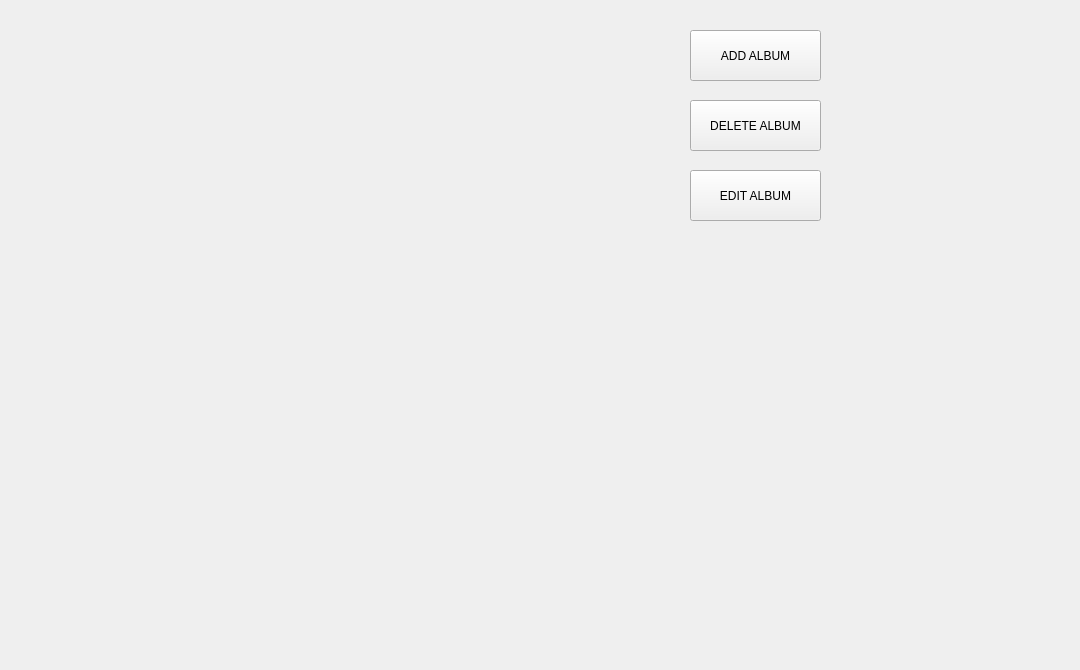
Qt form Code/GUI/Albums/albums_page.ui (salamandarin/Music-Manager) before a commit.
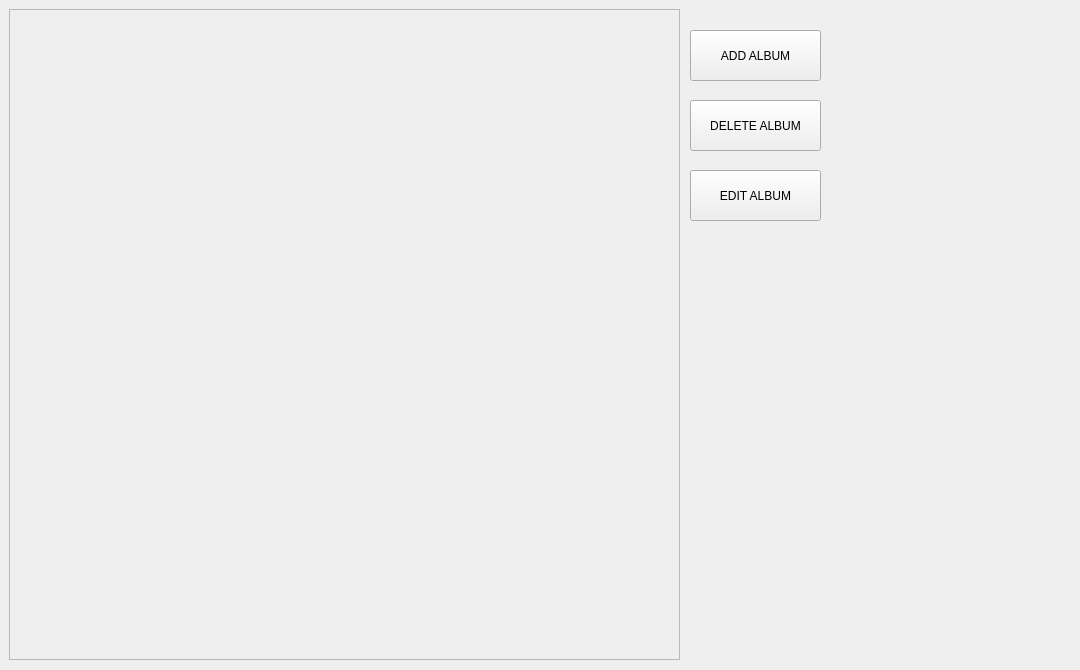
The same form after that commit. Icons and pictures are not drawn.

Commit message: started albums page

```diff
--- a/Code/GUI/Albums/albums_page.ui
+++ b/Code/GUI/Albums/albums_page.ui
@@ -524,6 +524,30 @@
     <string>EDIT ALBUM</string>
    </property>
   </widget>
+  <widget class="QScrollArea" name="scrollArea">
+   <property name="geometry">
+    <rect>
+     <x>9</x>
+     <y>9</y>
+     <width>671</width>
+     <height>651</height>
+    </rect>
+   </property>
+   <property name="widgetResizable">
+    <bool>true</bool>
+   </property>
+   <widget class="QWidget" name="scroll_area_widget_contents">
+    <property name="geometry">
+     <rect>
+      <x>0</x>
+      <y>0</y>
+      <width>669</width>
+      <height>649</height>
+     </rect>
+    </property>
+    <layout class="QGridLayout" name="grid_layout"/>
+   </widget>
+  </widget>
  </widget>
  <resources/>
  <connections/>
```
Left out of the diff: 460 changed lines with no effect on the pictures. The commit also changes 18 other files.
